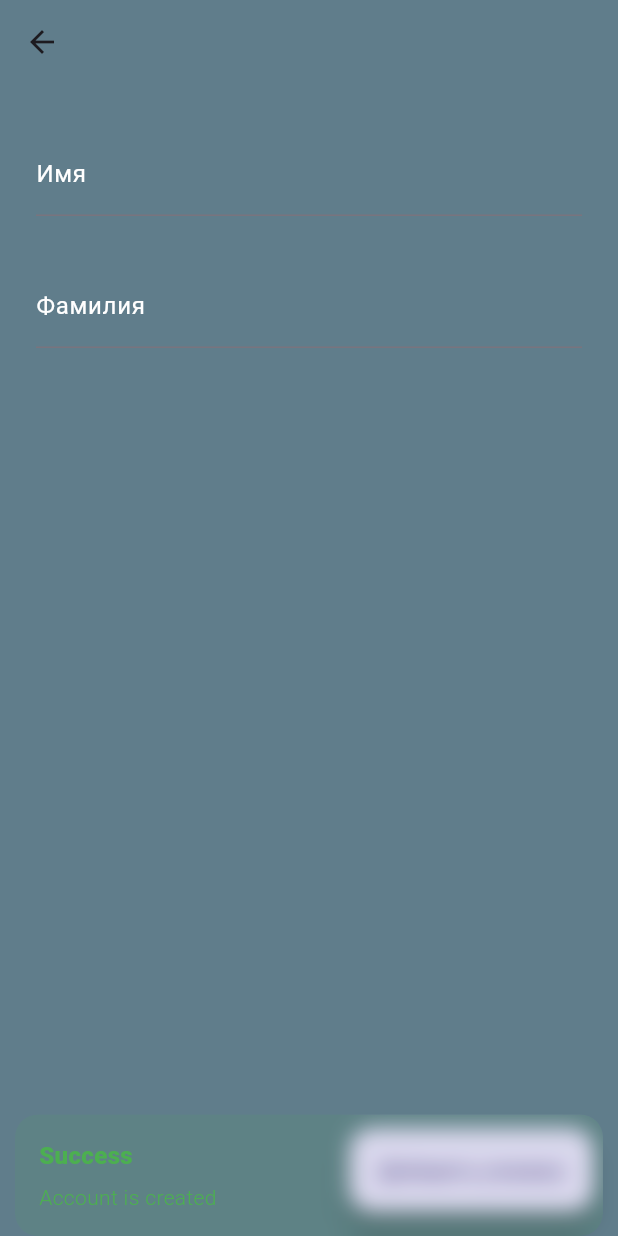
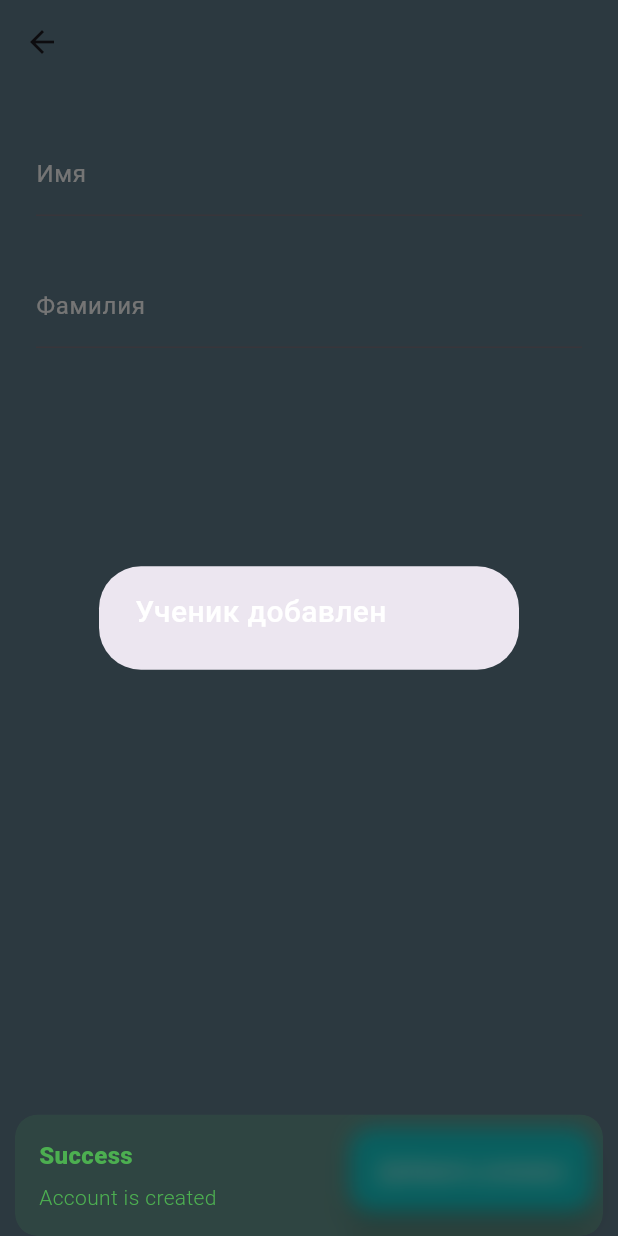
Before and after one commit to valenok12354/DetiOkeanaFlutter, a Flutter app: the SingleUserScreen screen opened by its route, after a tap on "Добавить ученика", on a phone screen of 412 x 824 dp. Run offline on Flutter 3.47's test engine with Material 3 defaults, Android fonts, the phone set to English and light mode, and no system bars; our stand-ins replace bloc, cloud_firestore, dio, equatable, firebase_core, flutter_bloc and 2 more; accounts and stored records are empty; generated files the repository leaves out were written again.

Commit message:
добавлена юай тема для флоатинг баттон

```diff
--- a/lib/features/list/view/single_user/single_user_screen.dart
+++ b/lib/features/list/view/single_user/single_user_screen.dart
@@ -19,23 +19,13 @@ class _SingleUserScreenState extends State<SingleUserScreen> {
   //   super.initState();
   //   textEditController.addListener(getNametoAppBar);
   // }
-  // void getNametoAppBar() {
-  //   final text = textEditController.text;
-  //   print(text);
-  // }
-  @override
-  void didChangeDependencies() {
-    final args = ModalRoute.of(context)?.settings.arguments;
-    assert(args != null && args is String, "You must provide smth");
-    userName = args as String;
-    setState(() {
-    });
-    super.didChangeDependencies();
+   String getNametoAppBar()  {
+    return textEditControllerName.text + "  " + textEditControllerSurname.text;
   }
   @override
   Widget build(BuildContext context) {
     return Scaffold(
-      appBar: AppBar(title: Text(textEditControllerName.text + "  " + textEditControllerSurname.text)),
+      appBar: AppBar(title: Text(getNametoAppBar())),
      body:  Padding(
     padding: const EdgeInsets.all(16),
     child: Column(
@@ -56,6 +46,7 @@ class _SingleUserScreenState extends State<SingleUserScreen> {
             padding: EdgeInsets.symmetric(horizontal: 8, vertical: 16),
             child: TextField(
               controller: textEditControllerSurname,
+              onTapOutside: (event) => FocusScope.of(context).unfocus(),
               decoration: const InputDecoration(
                 border: UnderlineInputBorder(),
                 labelText: "Фамилия",
@@ -70,11 +61,17 @@ class _SingleUserScreenState extends State<SingleUserScreen> {
         label: Text("Добавить ученика"),
         onPressed: () {
           setState(() {
-            textEditControllerName.text;
-            textEditControllerSurname.text;
             final user = UserModel(name:  textEditControllerName.text, surname: textEditControllerSurname.text);
             createHardCoreUser(user);
           });
+          showDialog(
+            context: context,
+            builder: (context) {
+              return AlertDialog(
+                content: Text("Ученик добавлен"),
+              );
+            },
+          );
         },
       ),
     );
--- a/lib/features/list/view/user_list_screen.dart
+++ b/lib/features/list/view/user_list_screen.dart
@@ -29,7 +29,7 @@ class _UserListScreenState extends State<UserListScreen> {
   void initState() {
     /// во время инициализации грузим запрос
     // loadCoins();
-    cryptoBloc.add(LoadList());
+    // cryptoBloc.add(LoadList());
     super.initState();
   }
 
--- a/lib/theme/theme.dart
+++ b/lib/theme/theme.dart
@@ -27,4 +27,8 @@ final darkTheme = ThemeData(
       bodyMedium: bodyMediumTextStyle,
       labelSmall: labelSmallTextStyle
   ),
+  floatingActionButtonTheme: FloatingActionButtonThemeData(
+    foregroundColor: Colors.white,
+    backgroundColor: Colors.cyan
+  )
 );
```
